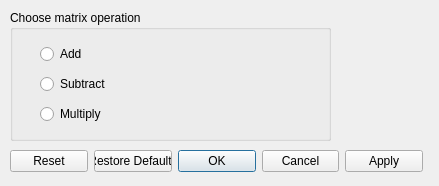
Old version of the form src/Interface/Modules/Math/EvaluateLinearAlgebraBinary.ui in the repository SCIInstitute/SCIRun.
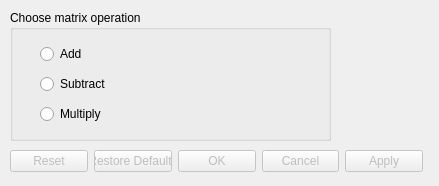
New version of the form.

What changed in the file:
```diff
--- a/src/Interface/Modules/Math/EvaluateLinearAlgebraBinary.ui
+++ b/src/Interface/Modules/Math/EvaluateLinearAlgebraBinary.ui
@@ -26,6 +26,9 @@
    <string>Dialog</string>
   </property>
   <widget class="QDialogButtonBox" name="buttonBox">
+   <property name="enabled">
+    <bool>false</bool>
+   </property>
    <property name="geometry">
     <rect>
      <x>10</x>
```
